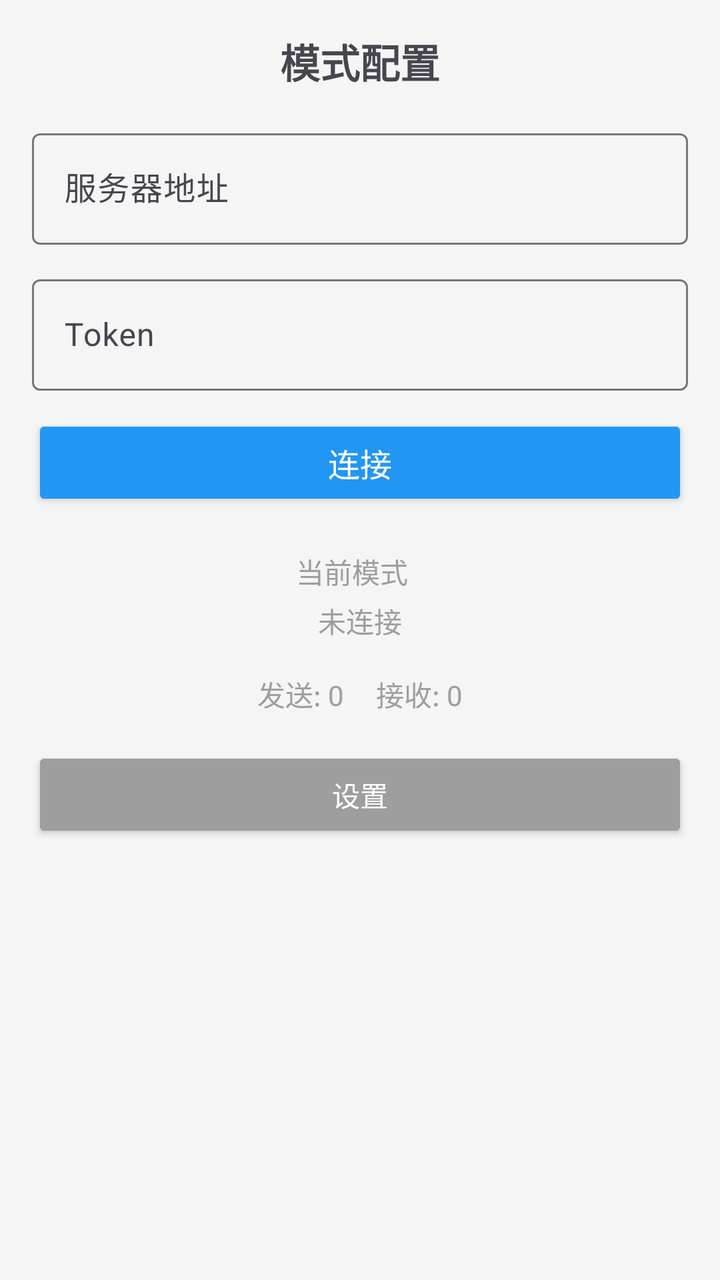
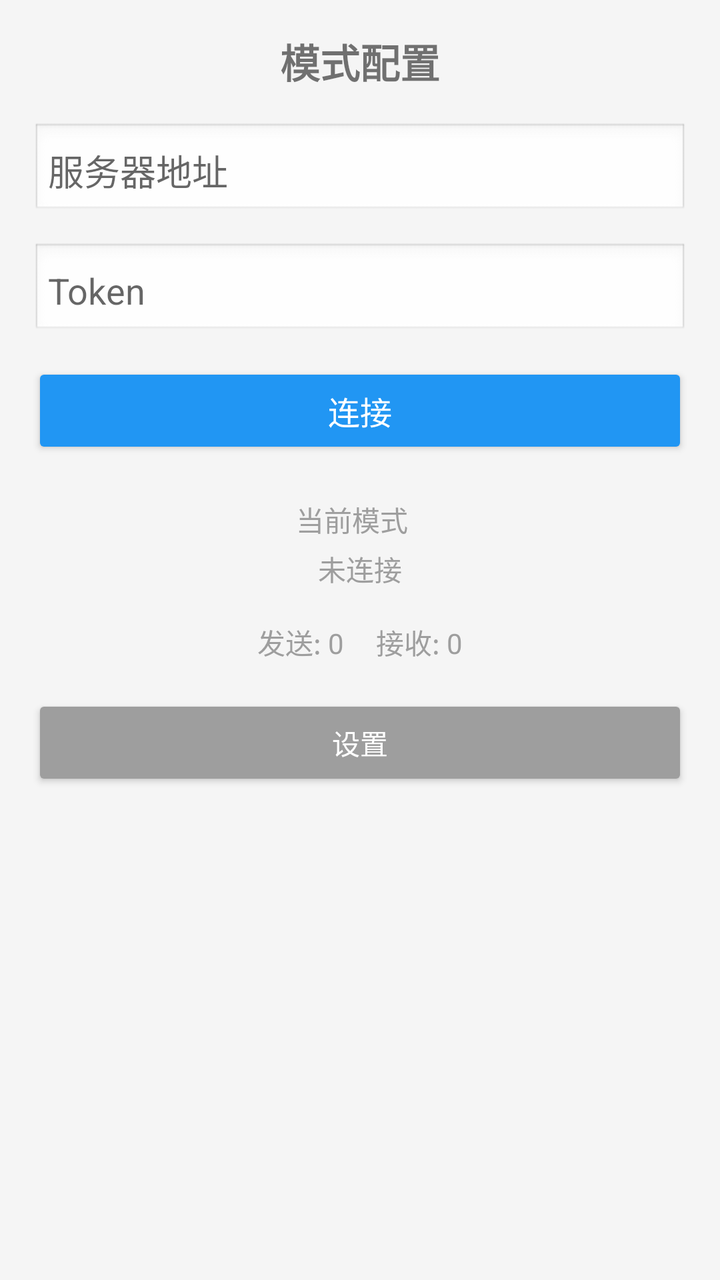

Compare the two renders of this Android layout. The source of the first and the diff that turns it into the second are given below.
<!-- AndroidManifest.xml: application theme Theme.NotifyRelay -->
<!-- res/layout/activity_config.xml -->
<?xml version="1.0" encoding="utf-8"?>
<LinearLayout xmlns:android="http://schemas.android.com/apk/res/android"
    android:layout_width="match_parent"
    android:layout_height="match_parent"
    android:orientation="vertical"
    android:padding="16dp"
    android:background="@color/background">

    <TextView
        android:layout_width="match_parent"
        android:layout_height="wrap_content"
        android:text="@string/mode_config"
        android:textSize="20sp"
        android:textStyle="bold"
        android:layout_marginBottom="16dp"
        android:gravity="center"/>

    <com.google.android.material.textfield.TextInputLayout
        android:layout_width="match_parent"
        android:layout_height="wrap_content"
        android:layout_marginBottom="12dp"
        style="@style/Widget.Material3.TextInputLayout.OutlinedBox">
        <com.google.android.material.textfield.TextInputEditText
            android:id="@+id/etServerUrl"
            android:layout_width="match_parent"
            android:layout_height="wrap_content"
            android:hint="@string/server_url"
            android:inputType="textUri"
            android:singleLine="true"/>
    </com.google.android.material.textfield.TextInputLayout>

    <com.google.android.material.textfield.TextInputLayout
        android:layout_width="match_parent"
        android:layout_height="wrap_content"
        android:layout_marginBottom="12dp"
        style="@style/Widget.Material3.TextInputLayout.OutlinedBox">
        <com.google.android.material.textfield.TextInputEditText
            android:id="@+id/etToken"
            android:layout_width="match_parent"
            android:layout_height="wrap_content"
            android:hint="@string/token"
            android:inputType="textPassword"
            android:singleLine="true"/>
    </com.google.android.material.textfield.TextInputLayout>

    <Button
        android:id="@+id/btnConnect"
        android:layout_width="match_parent"
        android:layout_height="wrap_content"
        android:text="@string/btn_connect"
        android:textSize="16sp"
        android:backgroundTint="@color/blue"
        android:textColor="@color/white"
        android:padding="12dp"
        android:layout_marginBottom="12dp"/>

    <LinearLayout
        android:layout_width="match_parent"
        android:layout_height="wrap_content"
        android:orientation="horizontal"
        android:gravity="center"
        android:layout_marginTop="8dp">
        <TextView
            android:layout_width="wrap_content"
            android:layout_height="wrap_content"
            android:text="@string/current_mode"
            android:textSize="14sp"
            android:textColor="@color/gray"/>
        <TextView
            android:id="@+id/tvCurrentMode"
            android:layout_width="wrap_content"
            android:layout_height="wrap_content"
            android:text=""
            android:textSize="14sp"
            android:textStyle="bold"
            android:textColor="@color/purple_500"
            android:layout_marginStart="8dp"/>
    </LinearLayout>

    <LinearLayout
        android:layout_width="match_parent"
        android:layout_height="wrap_content"
        android:orientation="horizontal"
        android:gravity="center"
        android:layout_marginTop="4dp">
        <TextView
            android:id="@+id/tvStatus"
            android:layout_width="wrap_content"
            android:layout_height="wrap_content"
            android:text="@string/status_disconnected"
            android:textSize="14sp"
            android:textColor="@color/gray"/>
    </LinearLayout>

    <LinearLayout
        android:layout_width="match_parent"
        android:layout_height="wrap_content"
        android:orientation="horizontal"
        android:gravity="center"
        android:layout_marginTop="16dp">
        <TextView
            android:id="@+id/tvSentCount"
            android:layout_width="wrap_content"
            android:layout_height="wrap_content"
            android:text="发送: 0"
            android:textSize="14sp"
            android:textColor="@color/gray"
            android:layout_marginEnd="16dp"/>
        <TextView
            android:id="@+id/tvReceivedCount"
            android:layout_width="wrap_content"
            android:layout_height="wrap_content"
            android:text="接收: 0"
            android:textSize="14sp"
            android:textColor="@color/gray"/>
    </LinearLayout>

    <Button
        android:id="@+id/btnOpenSettings"
        android:layout_width="match_parent"
        android:layout_height="wrap_content"
        android:text="@string/settings"
        android:textSize="14sp"
        android:backgroundTint="@color/gray"
        android:textColor="@color/white"
        android:padding="10dp"
        android:layout_marginTop="16dp"/>

</LinearLayout>
<!-- resources referenced by this layout -->
<resources>
  <color name="background">#FFF5F5F5</color>
  <color name="blue">#FF2196F3</color>
  <color name="gray">#FF9E9E9E</color>
  <color name="purple_500">#FF6200EE</color>
  <color name="white">#FFFFFFFF</color>
  <string name="btn_connect">连接</string>
  <string name="current_mode">当前模式</string>
  <string name="mode_config">模式配置</string>
  <string name="server_url">服务器地址</string>
  <string name="settings">设置</string>
  <string name="status_disconnected">未连接</string>
  <string name="token">Token</string>
  <style name="Theme.NotifyRelay" parent="Theme.Material3.Light.NoActionBar">
          <item name="colorPrimary">@color/purple_500</item>
          <item name="colorPrimaryVariant">@color/purple_700</item>
          <item name="colorOnPrimary">@color/white</item>
          <item name="colorSecondary">@color/teal_200</item>
          <item name="colorSecondaryVariant">@color/teal_700</item>
          <item name="colorOnSecondary">@color/black</item>
          <item name="android:statusBarColor">@color/purple_700</item>
          <item name="android:windowLightStatusBar">false</item>
      </style>
  <color name="purple_700">#FF3700B3</color>
  <color name="teal_200">#FF03DAC5</color>
  <color name="teal_700">#FF018786</color>
  <color name="black">#FF000000</color>
</resources>

<!-- the commit's change to res/layout/activity_config.xml (unified diff, before → after) -->
@@ -15,33 +15,27 @@
         android:layout_marginBottom="16dp"
         android:gravity="center"/>
 
-    <com.google.android.material.textfield.TextInputLayout
+    <EditText
+        android:id="@+id/etServerUrl"
         android:layout_width="match_parent"
         android:layout_height="wrap_content"
+        android:hint="@string/server_url"
+        android:inputType="textUri"
+        android:singleLine="true"
         android:layout_marginBottom="12dp"
-        style="@style/Widget.Material3.TextInputLayout.OutlinedBox">
-        <com.google.android.material.textfield.TextInputEditText
-            android:id="@+id/etServerUrl"
-            android:layout_width="match_parent"
-            android:layout_height="wrap_content"
-            android:hint="@string/server_url"
-            android:inputType="textUri"
-            android:singleLine="true"/>
-    </com.google.android.material.textfield.TextInputLayout>
+        android:background="@android:drawable/edit_text"
+        android:padding="8dp"/>
 
-    <com.google.android.material.textfield.TextInputLayout
+    <EditText
+        android:id="@+id/etToken"
         android:layout_width="match_parent"
         android:layout_height="wrap_content"
+        android:hint="@string/token"
+        android:inputType="textPassword"
+        android:singleLine="true"
         android:layout_marginBottom="12dp"
-        style="@style/Widget.Material3.TextInputLayout.OutlinedBox">
-        <com.google.android.material.textfield.TextInputEditText
-            android:id="@+id/etToken"
-            android:layout_width="match_parent"
-            android:layout_height="wrap_content"
-            android:hint="@string/token"
-            android:inputType="textPassword"
-            android:singleLine="true"/>
-    </com.google.android.material.textfield.TextInputLayout>
+        android:background="@android:drawable/edit_text"
+        android:padding="8dp"/>
 
     <Button
         android:id="@+id/btnConnect"
<!-- resource entries referenced after the edit -->
@@ -12,19 +12,5 @@
   <string name="settings">设置</string>
   <string name="status_disconnected">未连接</string>
   <string name="token">Token</string>
-  <style name="Theme.NotifyRelay" parent="Theme.Material3.Light.NoActionBar">
-          <item name="colorPrimary">@color/purple_500</item>
-          <item name="colorPrimaryVariant">@color/purple_700</item>
-          <item name="colorOnPrimary">@color/white</item>
-          <item name="colorSecondary">@color/teal_200</item>
-          <item name="colorSecondaryVariant">@color/teal_700</item>
-          <item name="colorOnSecondary">@color/black</item>
-          <item name="android:statusBarColor">@color/purple_700</item>
-          <item name="android:windowLightStatusBar">false</item>
-      </style>
-  <color name="purple_700">#FF3700B3</color>
-  <color name="teal_200">#FF03DAC5</color>
-  <color name="teal_700">#FF018786</color>
-  <color name="black">#FF000000</color>
 </resources>
 
